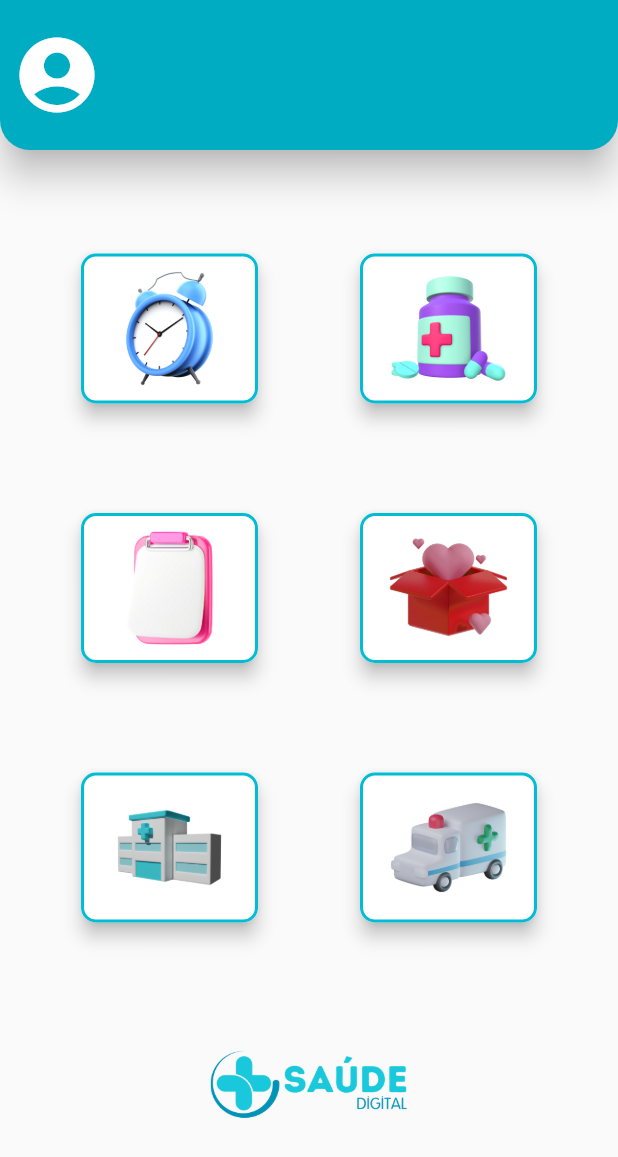
After one commit to nathylla5/-Sa-de-Digital, a Flutter app: the MenuView screen opened directly, on a phone screen of 412 x 824 dp. The commit adds this screen. Shown: the top 1157 px of the screen. Run offline on Flutter 3.47's test engine with Material 2 defaults, Android fonts, the phone set to English and light mode, and no system bars.

Commit message:
adicionando arquivo com os widgets responsáveis pela construção da tela de menu

```diff
--- a/lib/main.dart
+++ b/lib/main.dart
@@ -1,16 +1,16 @@
 import 'package:flutter/material.dart';
-import 'package:flutter_application_2/mainPage.dart';
+import 'package:flutter_application_2/main_page.dart';
 
-void main() => runApp(MyApp());
+void main() => runApp(const MyApp());
 
 class MyApp extends StatelessWidget {
+  const MyApp({Key? key}) : super(key: key);
+
   @override
   Widget build(BuildContext context) {
-    return MaterialApp(
+    return const MaterialApp(
       title: 'Tela de Início',
-      home: Scaffold(
-        body: MainPage(),
-      ),
+      home: MainPage(),
     );
   }
 }
--- /dev/null
+++ b/lib/menu_page.dart
@@ -0,0 +1,121 @@
+import 'package:flutter/material.dart';
+
+class MenuView extends StatefulWidget {
+  const MenuView({Key? key}) : super(key: key);
+
+  @override
+  State<StatefulWidget> createState() => _MenuViewState();
+}
+
+class _MenuViewState extends State<MenuView> {
+  double heightSizedBox = 10.0;
+
+  @override
+  Widget build(BuildContext context) {
+    final backgroundColor = Theme.of(context).scaffoldBackgroundColor;
+    return Scaffold(
+      appBar: AppBar(
+        toolbarHeight: 100,
+        backgroundColor: Colors.cyan[600],
+        elevation: 10,
+        shape: const RoundedRectangleBorder(
+            borderRadius: BorderRadius.vertical(bottom: Radius.circular(20))),
+        leading: IconButton(
+            iconSize: 60,
+            onPressed: () {},
+            icon: const Icon(
+              Icons.account_circle,
+            )),
+      ),
+      body: Column(
+        mainAxisAlignment: MainAxisAlignment.spaceEvenly,
+        children: [
+          SizedBox(
+            height: heightSizedBox,
+          ),
+          Row(
+            children: [
+              SizedBox(width: 50),
+              Expanded(
+                  child: buildButton(
+                      backgroundColor: backgroundColor,
+                      urlImage: 'assets/alarme.png')),
+              SizedBox(width: 60),
+              Expanded(
+                  child: buildButton(
+                      backgroundColor: backgroundColor,
+                      urlImage: 'assets/remedio.png')),
+              SizedBox(width: 50)
+            ],
+          ),
+          SizedBox(height: heightSizedBox),
+          Row(
+            children: [
+              SizedBox(width: 50),
+              Expanded(
+                  child: buildButton(
+                      backgroundColor: backgroundColor,
+                      urlImage: 'assets/tabela_lista.png')),
+              SizedBox(width: 60),
+              Expanded(
+                  child: buildButton(
+                      backgroundColor: backgroundColor,
+                      urlImage: 'assets/caixa_doacao.png')),
+              SizedBox(width: 50)
+            ],
+          ),
+          SizedBox(height: heightSizedBox),
+          Row(
+            children: [
+              SizedBox(width: 50),
+              Expanded(
+                  child: buildButton(
+                      backgroundColor: backgroundColor,
+                      urlImage: 'assets/unidade_saude.png')),
+              SizedBox(width: 60),
+              Expanded(
+                  child: buildButton(
+                      backgroundColor: backgroundColor,
+                      urlImage: 'assets/ambulancia.png')),
+              SizedBox(width: 50)
+            ],
+          ),
+          Container(
+            child: Image.asset(
+              'assets/Logo.png',
+              width: 150,
+              height: 150,
+            ),
+          )
+        ],
+      ),
+    );
+  }
+
+  buildButton({dynamic backgroundColor, required String urlImage}) {
+    return Card(
+      shape: const RoundedRectangleBorder(
+        borderRadius: BorderRadius.all(Radius.circular(10)),
+      ),
+      elevation: 5,
+      child: Container(
+          height: 100,
+          decoration: BoxDecoration(
+            borderRadius: const BorderRadius.all(Radius.circular(10)),
+            border: Border.all(
+              color: Colors.cyan,
+              width: 2.0,
+            ),
+          ),
+          child: IconButton(
+            style: IconButton.styleFrom(backgroundColor: backgroundColor),
+            onPressed: () {},
+            icon: Image.asset(
+              urlImage,
+              width: double.infinity,
+              height: double.infinity,
+            ),
+          )),
+    );
+  }
+}
```
Also changed, not shown: lib/main_page.dart (renamed from lib/mainPage.dart, +4 -4 lines), assets/alarme.png (added), assets/ambulancia.png (added), assets/caixa_doacao.png (added), assets/remedio.png (added), assets/tabela_lista.png (added), assets/unidade_saude.png (added), lib/login_page.dart (renamed from lib/loginPage.dart).
